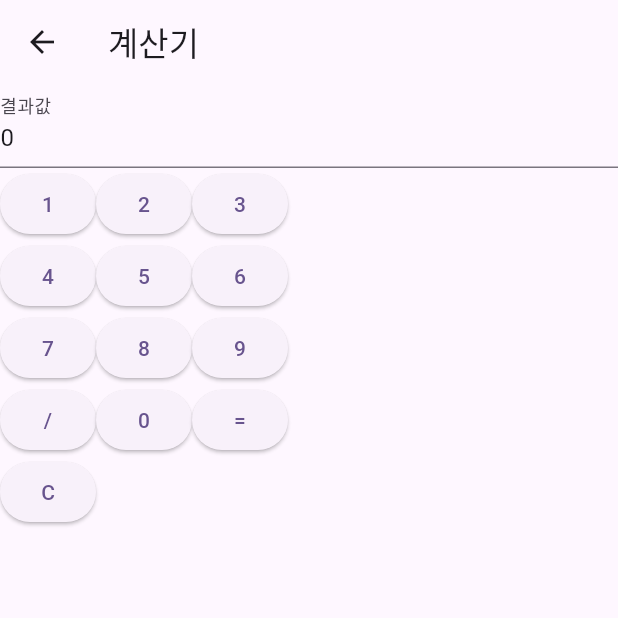
After one commit to AeongKim/calcalcalc, a Flutter app: the divCalc screen opened by its route, on a phone screen of 412 x 824 dp, the top half of it. The commit adds this screen. Run offline on Flutter 3.47's test engine with Material 3 defaults, Android fonts, the light colour scheme and no system bars; missing offline and left inert: flutter_cal_app.

Commit message:
plus DivCalc

```diff
--- a/team3_calc_app/lib/main.dart
+++ b/team3_calc_app/lib/main.dart
@@ -1,4 +1,5 @@
 import 'package:flutter/material.dart';
+import 'view/div_calc.dart';
 import 'view/home.dart';
 import 'view/sub_calc.dart';
 
@@ -22,7 +23,7 @@ class MyApp extends StatelessWidget {
         // '/add' : (context) => const Add(),
         '/sub': (context) => const SubCalc(),
         // '/mul' : (context) => const Mul(),
-        // '/div' : (context) => const Div(),
+        '/div' : (context) => const divCalc(),
       },
       initialRoute: '/',
       debugShowCheckedModeBanner: false,
--- /dev/null
+++ b/team3_calc_app/lib/view/div_calc.dart
@@ -0,0 +1,239 @@
+import 'package:flutter/material.dart';
+import 'package:flutter_cal_app/vm/calc.dart';
+
+class divCalc extends StatefulWidget {
+  const divCalc({super.key});
+
+  @override
+  State<divCalc> createState() => _divCalcState();
+}
+
+class _divCalcState extends State<divCalc> {
+  late TextEditingController num1controller;
+  late double num1;
+  late double num2;
+  late String resultStr1;
+  late String resultStr2;
+  late double addResult;
+  late String calcList;
+
+  @override
+  void initState() {
+    super.initState();
+    num1controller = TextEditingController(text: '0');
+    resultStr1 = '';
+    resultStr2 = '';
+    num1 = 0;
+    num2 = 0;
+    addResult = 0;
+    calcList = '';
+  }
+
+  @override
+  Widget build(BuildContext context) {
+    return Scaffold(
+      appBar: AppBar(
+        title: const Text('계산기'),
+      ),
+      body: Center(
+        child: Column(
+          children: [
+            TextField(
+              controller: num1controller,
+              readOnly: true,
+              decoration: InputDecoration(labelText: '결과값'),
+            ),
+            Row(
+              children: [
+                ElevatedButton(
+                    onPressed: () {
+                      num1controller = TextEditingController(text: strPlus1());
+                      setState(() {});
+                    },
+                    child: const Text('1')),
+                ElevatedButton(
+                    onPressed: () {
+                      num1controller = TextEditingController(text: strPlus2());
+                      setState(() {});
+                    },
+                    child: const Text('2')),
+                ElevatedButton(
+                    onPressed: () {
+                      num1controller = TextEditingController(text: strPlus3());
+                      setState(() {});
+                    },
+                    child: const Text('3')),
+              ],
+            ),
+            Row(
+              children: [
+                ElevatedButton(
+                    onPressed: () {
+                      num1controller = TextEditingController(text: strPlus4());
+                      setState(() {});
+                    },
+                    child: const Text('4')),
+                ElevatedButton(
+                    onPressed: () {
+                      num1controller = TextEditingController(text: strPlus5());
+                      setState(() {});
+                    },
+                    child: const Text('5')),
+                ElevatedButton(
+                    onPressed: () {
+                      num1controller = TextEditingController(text: strPlus6());
+                      setState(() {});
+                    },
+                    child: const Text('6')),
+              ],
+            ),
+            Row(
+              children: [
+                ElevatedButton(
+                    onPressed: () {
+                      num1controller = TextEditingController(text: strPlus7());
+                      setState(() {});
+                    },
+                    child: const Text('7')),
+                ElevatedButton(
+                    onPressed: () {
+                      num1controller = TextEditingController(text: strPlus8());
+                      setState(() {});
+                    },
+                    child: const Text('8')),
+                ElevatedButton(
+                    onPressed: () {
+                      num1controller = TextEditingController(text: strPlus9());
+                      setState(() {});
+                    },
+                    child: const Text('9')),
+              ],
+            ),
+            Row(
+              children: [
+                ElevatedButton(
+                    onPressed: () {
+                      calcList = '/';
+                      calcList1();
+                      resultStr1 = '';
+                      num1controller = TextEditingController(text: '');
+                    },
+                    child: const Text('/')),
+                ElevatedButton(
+                    onPressed: () {
+                      num1controller = TextEditingController(text: strPlus0());
+                      setState(() {});
+                    },
+                    child: const Text('0')),
+                ElevatedButton(
+                    onPressed: () {
+                      calcList2();
+                      calcAc();
+                      num1controller = TextEditingController(text: resultStr2);
+                      setState(() {});
+                    },
+                    child: const Text('=')),
+              ],
+            ),
+            Row(
+              children: [
+                ElevatedButton(
+                  onPressed: () {
+                    calcList = '';
+                    resultStr1 = '';
+                    resultStr2 = '';
+                    num1controller = TextEditingController(text: '0');
+                    setState(() {
+
+                    });
+                  },
+                  child: const Text('C')
+                  ),
+              ],
+            )
+          ],
+        ),
+      ),
+    );
+  }
+
+  strPlus1() {
+    resultStr1 = resultStr1 + '1';
+    setState(() {});
+    return resultStr1;
+  }
+
+  strPlus2() {
+    resultStr1 = resultStr1 + '2';
+    setState(() {});
+    return resultStr1;
+  }
+
+  strPlus3() {
+    resultStr1 = resultStr1 + '3';
+    setState(() {});
+    return resultStr1;
+  }
+
+  strPlus4() {
+    resultStr1 = resultStr1 + '4';
+    setState(() {});
+    return resultStr1;
+  }
+
+  strPlus5() {
+    resultStr1 = resultStr1 + '5';
+    setState(() {});
+    return resultStr1;
+  }
+
+  strPlus6() {
+    resultStr1 = resultStr1 + '6';
+    setState(() {});
+    return resultStr1;
+  }
+
+  strPlus7() {
+    resultStr1 = resultStr1 + '7';
+    setState(() {});
+    return resultStr1;
+  }
+
+  strPlus8() {
+    resultStr1 = resultStr1 + '8';
+    setState(() {});
+    return resultStr1;
+  }
+
+  strPlus9() {
+    resultStr1 = resultStr1 + '9';
+    setState(() {});
+    return resultStr1;
+  }
+
+  strPlus0() {
+    resultStr1 = resultStr1 + '0';
+    setState(() {});
+    return resultStr1;
+  }
+
+  calcList1() {
+    num1 = double.parse(num1controller.text.trim());
+    setState(() {});
+  }
+
+  calcList2() {
+    num2 = double.parse(num1controller.text.trim());
+    setState(() {});
+  }
+
+  calcAc() {
+    Calc calc1 = Calc(num1, num2);
+    if (calcList == '/'){
+      addResult = calc1.divCalc();
+      resultStr2 = '$addResult';
+    }
+
+    setState(() {});
+  }
+}
```
